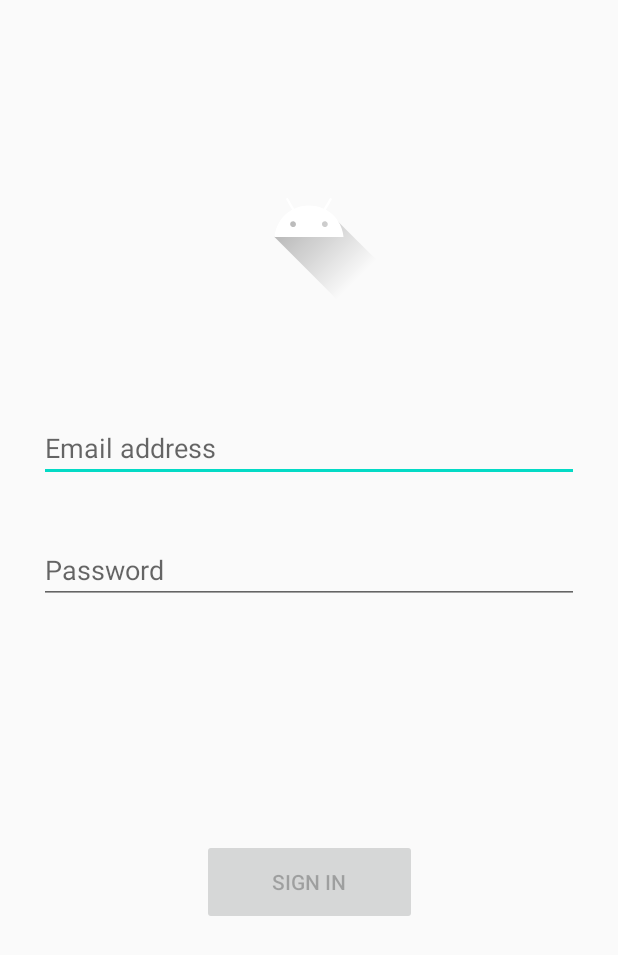
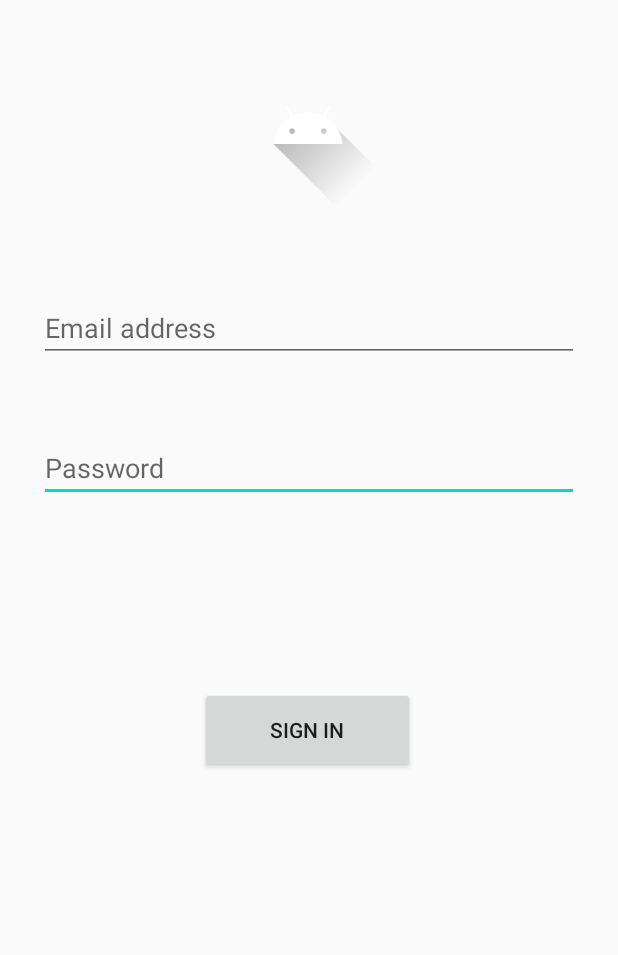
Before and after one commit to ChemaRuiz94/NotasDroidApp, an Android app: the layout activity_login.xml on its own in the app's theme, with its tools: preview values and no code run, on a phone screen of 412 x 824 dp. Shown: the top 955 px of the screen. Run offline under Robolectric (Android 15) with nearby library versions, the phone set to English and light mode, and no system bars.

Commit message:
Implementado Login
Login funcional que tras comprobar datos correctos abre la actividad principal

```diff
--- a/App/app/src/main/java/android/com/diego/notasdroid/signUp/SignUp.kt
+++ b/App/app/src/main/java/android/com/diego/notasdroid/signUp/SignUp.kt
@@ -4,7 +4,7 @@ import android.app.AlertDialog
 import android.com.diego.notasdroid.R
 import android.com.diego.notasdroid.datos.Dato
 import android.com.diego.notasdroid.datos.DatosController
-import android.com.diego.notasdroid.ui.login.LoginActivity
+import android.com.diego.notasdroid.login.LoginActivity
 import android.com.diego.notasdroid.utilidades.FotoUsuario
 import android.com.diego.notasdroid.utilidades.Utilidades
 import android.content.Intent
--- a/App/app/src/main/java/android/com/diego/notasdroid/utilidades/Utilidades.kt
+++ b/App/app/src/main/java/android/com/diego/notasdroid/utilidades/Utilidades.kt
@@ -1,15 +1,16 @@
 package android.com.diego.notasdroid.utilidades
 
-import android.annotation.SuppressLint
+import android.app.Activity
 import android.content.ContentUris
 import android.content.ContentValues
 import android.content.Context
+import android.content.Intent
 import android.graphics.Bitmap
 import android.net.Uri
 import android.os.Environment
 import android.provider.MediaStore
-import android.util.Base64
 import android.util.Base64.encodeToString
+import androidx.core.content.ContextCompat.startActivity
 import androidx.core.net.toFile
 import java.io.ByteArrayOutputStream
 import java.io.File
@@ -161,5 +162,4 @@ object Utilidades {
                 .digest(input.toByteArray())
                 .fold("", { str, it -> str + "%02x".format(it) })
     }
-
 }
--- a/App/app/src/main/res/layout/activity_login.xml
+++ b/App/app/src/main/res/layout/activity_login.xml
@@ -12,53 +12,6 @@
         android:paddingTop="@dimen/activity_vertical_margin"
         tools:context=".ui.login.LoginActivity">
 
-    <EditText
-            android:id="@+id/textUser_Login"
-            android:layout_width="match_parent"
-            android:layout_height="wrap_content"
-            android:layout_marginStart="10dp"
-            android:layout_marginEnd="10dp"
-            android:autofillHints="@string/prompt_email"
-            android:hint="@string/prompt_email"
-            android:inputType="textEmailAddress"
-            android:selectAllOnFocus="true"
-            app:layout_constraintEnd_toEndOf="parent"
-            app:layout_constraintStart_toStartOf="parent"
-            app:layout_constraintHorizontal_bias="1.0" android:layout_marginTop="74dp"
-            app:layout_constraintTop_toBottomOf="@+id/imgLogo_Login"/>
-
-    <EditText
-            android:id="@+id/textPwd_Login"
-            android:layout_width="match_parent"
-            android:layout_height="wrap_content"
-            android:layout_marginStart="10dp"
-            android:layout_marginTop="36dp"
-            android:layout_marginEnd="10dp"
-            android:autofillHints="@string/prompt_password"
-            android:hint="@string/prompt_password"
-            android:imeActionLabel="@string/action_sign_in_short"
-            android:imeOptions="actionDone"
-            android:inputType="textPassword"
-            android:selectAllOnFocus="true"
-            app:layout_constraintEnd_toEndOf="parent"
-            app:layout_constraintStart_toStartOf="parent"
-            app:layout_constraintTop_toBottomOf="@+id/textUser_Login" app:layout_constraintHorizontal_bias="0.843"/>
-    <Button
-            android:id="@+id/btnSignIn_Login"
-            android:enabled="false"
-            android:layout_width="143dp"
-            android:layout_height="57dp"
-            android:layout_gravity="start"
-            android:layout_marginStart="48dp"
-            android:layout_marginTop="16dp"
-            android:layout_marginEnd="48dp"
-            android:layout_marginBottom="64dp"
-            android:text="@string/action_sign_in"
-            app:layout_constraintBottom_toBottomOf="parent"
-            app:layout_constraintEnd_toEndOf="parent"
-            app:layout_constraintStart_toStartOf="parent"
-            app:layout_constraintTop_toBottomOf="@+id/textPwd_Login"
-            app:layout_constraintVertical_bias="0.525"/>
     <ProgressBar
             android:id="@+id/loading"
             android:visibility="gone"
@@ -78,7 +31,53 @@
             android:layout_width="wrap_content"
             android:layout_height="wrap_content" app:srcCompat="@drawable/ic_launcher_foreground"
             android:id="@+id/imgLogo_Login"
-            app:layout_constraintStart_toStartOf="parent" app:layout_constraintHorizontal_bias="0.5"
+            app:layout_constraintStart_toStartOf="parent" app:layout_constraintHorizontal_bias="0.498"
             app:layout_constraintEnd_toEndOf="parent" app:layout_constraintTop_toTopOf="parent"
-            android:layout_marginTop="78dp"/>
+            android:layout_marginTop="16dp"/>
+    <EditText
+            android:id="@+id/textPwd_Login"
+            android:layout_width="match_parent"
+            android:layout_height="wrap_content"
+            android:layout_marginStart="10dp"
+            android:layout_marginTop="48dp"
+            android:layout_marginEnd="10dp"
+            android:autofillHints="@string/prompt_password"
+            android:hint="@string/prompt_password"
+            android:imeActionLabel="@string/action_sign_in_short"
+            android:imeOptions="actionDone"
+            android:inputType="textPassword"
+            android:selectAllOnFocus="true"
+            app:layout_constraintEnd_toEndOf="parent"
+            app:layout_constraintStart_toStartOf="parent"
+            app:layout_constraintTop_toBottomOf="@+id/textUser_Login" app:layout_constraintHorizontal_bias="0.483"/>
+    <Button
+            android:id="@+id/btnSignIn_Login"
+            android:layout_width="143dp"
+            android:layout_height="57dp"
+            android:layout_gravity="start"
+            android:layout_marginStart="48dp"
+            android:layout_marginTop="16dp"
+            android:layout_marginEnd="48dp"
+            android:layout_marginBottom="64dp"
+            android:text="@string/action_sign_in"
+            app:layout_constraintBottom_toBottomOf="parent"
+            app:layout_constraintEnd_toEndOf="parent"
+            app:layout_constraintStart_toStartOf="parent"
+            app:layout_constraintTop_toBottomOf="@+id/textPwd_Login"
+            app:layout_constraintVertical_bias="0.319" android:enabled="true"
+            app:layout_constraintHorizontal_bias="0.494"/>
+    <EditText
+            android:id="@+id/textUser_Login"
+            android:layout_width="match_parent"
+            android:layout_height="wrap_content"
+            android:layout_marginStart="10dp"
+            android:layout_marginEnd="10dp"
+            android:autofillHints="@string/prompt_email"
+            android:hint="@string/prompt_email"
+            android:inputType="textEmailAddress"
+            android:selectAllOnFocus="true"
+            app:layout_constraintEnd_toEndOf="parent"
+            app:layout_constraintStart_toStartOf="parent"
+            app:layout_constraintHorizontal_bias="0.483" android:layout_marginTop="56dp"
+            app:layout_constraintTop_toBottomOf="@+id/imgLogo_Login"/>
 </androidx.constraintlayout.widget.ConstraintLayout>
```
Also changed, not shown: App/app/src/main/AndroidManifest.xml (+5 -4 lines), App/app/src/main/java/android/com/diego/notasdroid/data/LoginDataSource.kt (deleted, +0 -24 lines), App/app/src/main/java/android/com/diego/notasdroid/data/LoginRepository.kt (deleted, +0 -46 lines), App/app/src/main/java/android/com/diego/notasdroid/data/Result.kt (deleted, +0 -18 lines), App/app/src/main/java/android/com/diego/notasdroid/data/model/LoggedInUser.kt (deleted, +0 -9 lines), App/app/src/main/java/android/com/diego/notasdroid/datos/DatosController.kt (+9 -0 lines), App/app/src/main/java/android/com/diego/notasdroid/login/LoginActivity.kt (added, +89 -0 lines), App/app/src/main/java/android/com/diego/notasdroid/ui/login/LoggedInUserView.kt (deleted, +0 -9 lines), App/app/src/main/java/android/com/diego/notasdroid/ui/login/LoginActivity.kt (deleted, +0 -129 lines), App/app/src/main/java/android/com/diego/notasdroid/ui/login/LoginFormState.kt (deleted, +0 -10 lines), App/app/src/main/java/android/com/diego/notasdroid/ui/login/LoginResult.kt (deleted, +0 -9 lines), App/app/src/main/java/android/com/diego/notasdroid/ui/login/LoginViewModel.kt (deleted, +0 -54 lines), App/app/src/main/java/android/com/diego/notasdroid/ui/login/LoginViewModelFactory.kt (deleted, +0 -25 lines).
